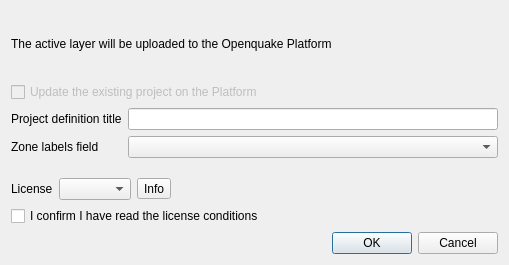
Above: ui/ui_upload_settings.ui from gem/oq-irmt-qgis before the change. Below: the same form after it.
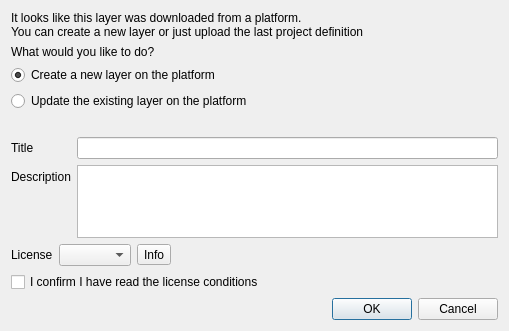
That is the form after the change.

Patch:
```diff
--- a/ui/ui_upload_settings.ui
+++ b/ui/ui_upload_settings.ui
@@ -7,7 +7,7 @@
     <x>0</x>
     <y>0</y>
     <width>509</width>
-    <height>265</height>
+    <height>331</height>
    </rect>
   </property>
   <property name="windowTitle">
@@ -17,17 +17,45 @@
    <item>
     <widget class="QLabel" name="head_msg_lbl">
      <property name="text">
-      <string>The active layer will be uploaded to the Openquake Platform</string>
+      <string>It looks like this layer was downloaded from a platform. 
+You can create a new layer or just upload the last project definition</string>
      </property>
     </widget>
    </item>
    <item>
-    <widget class="QCheckBox" name="update_chk">
-     <property name="enabled">
-      <bool>false</bool>
+    <widget class="QLabel" name="question_lbl">
+     <property name="text">
+      <string>What would you like to do?</string>
      </property>
+    </widget>
+   </item>
+   <item>
+    <widget class="QRadioButton" name="new_layer_radio">
      <property name="text">
-      <string>Update the existing project on the Platform</string>
+      <string>Create a new layer on the platform</string>
+     </property>
+     <property name="checked">
+      <bool>true</bool>
+     </property>
+     <attribute name="buttonGroup">
+      <string notr="true">upload_action</string>
+     </attribute>
+    </widget>
+   </item>
+   <item>
+    <widget class="QRadioButton" name="update_radio">
+     <property name="text">
+      <string>Update the existing layer on the platform</string>
+     </property>
+     <attribute name="buttonGroup">
+      <string notr="true">upload_action</string>
+     </attribute>
+    </widget>
+   </item>
+   <item>
+    <widget class="QLabel" name="explaination_lbl">
+     <property name="text">
+      <string/>
      </property>
     </widget>
    </item>
@@ -39,7 +67,7 @@
      <item row="0" column="0">
       <widget class="QLabel" name="label_4">
        <property name="text">
-        <string>Project definition title</string>
+        <string>Title</string>
        </property>
       </widget>
      </item>
@@ -49,12 +77,12 @@
      <item row="1" column="0">
       <widget class="QLabel" name="label">
        <property name="text">
-        <string>Zone labels field</string>
+        <string>Description</string>
        </property>
       </widget>
      </item>
      <item row="1" column="1">
-      <widget class="QComboBox" name="zone_label_field_cbx"/>
+      <widget class="QTextEdit" name="description_te"/>
      </item>
     </layout>
    </item>
```
Left out of the diff: 11 changed lines with no effect on the pictures.
